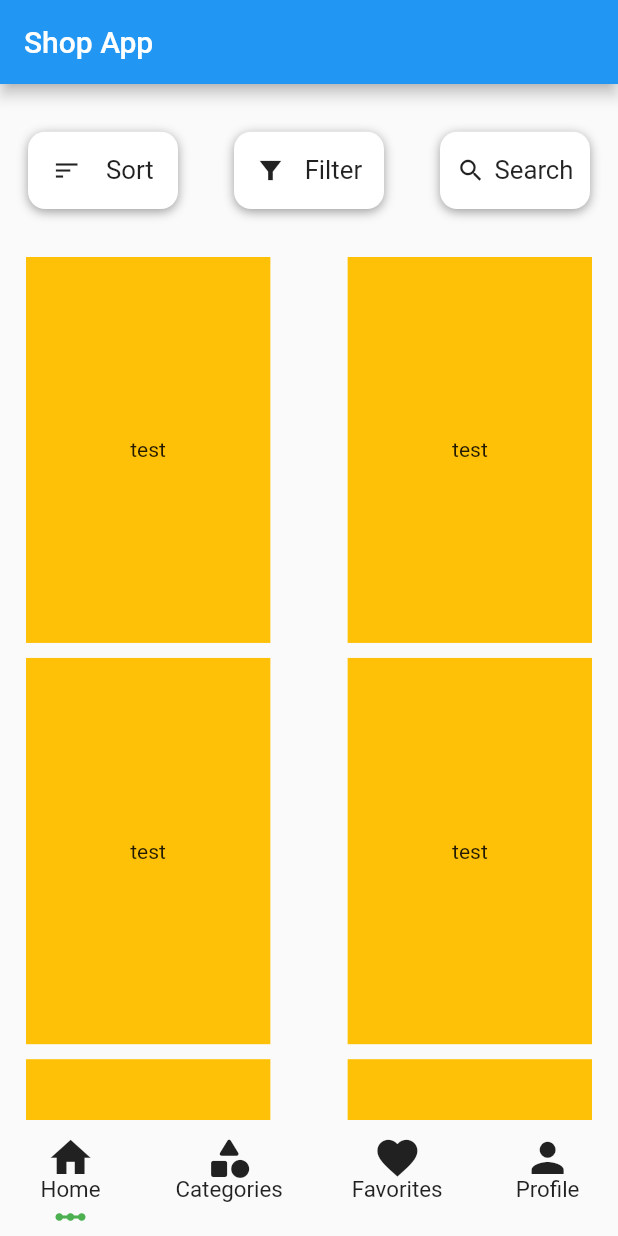
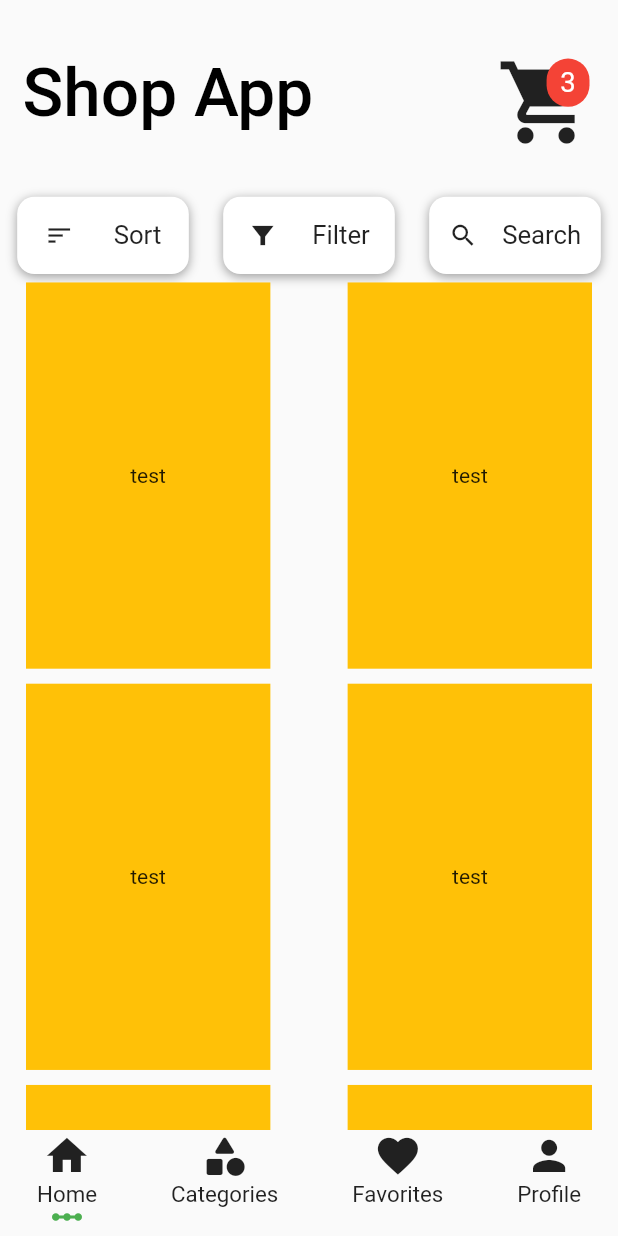
Before and after one commit to erkanoygun/ShopApp, a Flutter app: the screen it shows after launch, on a phone screen of 412 x 824 dp. Run offline on Flutter 3.47's test engine with Material 2 defaults, Android fonts, the phone set to English and light mode, and no system bars; our stand-ins replace flutter_screenutil.

Commit message:
bottomBarItem wripped in gesturededector and filter, search, sort bar height and width revised

```diff
--- a/lib/customs/my_bottom_navigationbar_item.dart
+++ b/lib/customs/my_bottom_navigationbar_item.dart
@@ -5,7 +5,9 @@ class MyBottomNavigationBarItem extends StatelessWidget {
       {super.key,
       this.iconSize = 24,
       this.textSize = 18,
-      required this.isSelect,required this.text,required this.icon});
+      required this.isSelect,
+      required this.text,
+      required this.icon});
   final double iconSize;
   final double textSize;
   final bool isSelect;
@@ -23,18 +25,19 @@ class MyBottomNavigationBarItem extends StatelessWidget {
         children: [
           Padding(
             padding: EdgeInsets.only(bottom: itemBottomPadding),
+            child: GestureDetector(
+              onTap: (){
+                print("Tap Bottom Bar Item");
+              },
               child: Column(
                 crossAxisAlignment: CrossAxisAlignment.center,
                 mainAxisSize: MainAxisSize.max,
                 mainAxisAlignment: MainAxisAlignment.end,
                 children: [
                   Expanded(
-                  child: IconButton(
-                    onPressed: () {},
-                    icon: Icon(
+                    child: Icon(
                       icon,
                       size: iconSize,
-                    ),
                     ),
                   ),
                   Expanded(
@@ -46,10 +49,14 @@ class MyBottomNavigationBarItem extends StatelessWidget {
                 ],
               ),
             ),
+          ),
           Align(
             alignment: FractionalOffset.bottomCenter,
             child: isSelect
-                ? const Icon(Icons.linear_scale_outlined, color: Colors.green,)
+                ? const Icon(
+                    Icons.linear_scale_outlined,
+                    color: Colors.green,
+                  )
                 : const SizedBox(),
           ),
         ],
--- a/lib/main.dart
+++ b/lib/main.dart
@@ -16,6 +16,8 @@ class MyApp extends StatelessWidget {
         return MaterialApp(
           title: 'Shop App',
           theme: ThemeData(
+            appBarTheme: const AppBarTheme(
+                backgroundColor: Colors.transparent, elevation: 0),
             primarySwatch: Colors.blue,
           ),
           home: HomePage(),
--- a/lib/views/HomePage/home_page.dart
+++ b/lib/views/HomePage/home_page.dart
@@ -1,5 +1,6 @@
 import 'package:flutter/material.dart';
 import 'package:flutter_screenutil/flutter_screenutil.dart';
+import 'package:shop_app/views/HomePage/widgets/my_app_bar.dart';
 import '../../customs/my_bottom_navigationbar.dart';
 import '../../customs/my_bottom_navigationbar_item.dart';
 import '../../widgets/filter_cards.dart';
@@ -10,52 +11,39 @@ class HomePage extends StatelessWidget {
   final double gridWievCardSize = ScreenUtil().setHeight(200);
   final double crossAxisSpacing = ScreenUtil().setHeight(40);
   final double bottomBarItemIconSize = ScreenUtil().setHeight(25);
-  final double bottomBarHeight = ScreenUtil().setHeight(60);
+  final double bottomBarHeight = ScreenUtil().setHeight(55);
   final double bottomBarItemTextSize = ScreenUtil().setSp(13);
-
 
   @override
   Widget build(BuildContext context) {
-    // 56 App bar height
     return Scaffold(
       bottomNavigationBar: MyBottomNavigationBar(
         bottomBarHeight: bottomBarHeight,
         bottomBarItem: [
-          MyBottomNavigationBarItem(
-            iconSize: bottomBarItemIconSize,
-            textSize: bottomBarItemTextSize,
+          bottomNavigationBarItem(
               isSelect: true,
-            text: TextConstant.bottomBarItem1,
               icon: Icons.home,
-          ),
-          MyBottomNavigationBarItem(
-            iconSize: bottomBarItemIconSize,
-            textSize: bottomBarItemTextSize,
+              text: TextConstant.bottomBarItem1),
+          bottomNavigationBarItem(
               isSelect: false,
-            text: TextConstant.bottomBarItem2,
               icon: Icons.category_rounded,
-          ),
-          MyBottomNavigationBarItem(
-            iconSize: bottomBarItemIconSize,
-            textSize: bottomBarItemTextSize,
+              text: TextConstant.bottomBarItem2),
+          bottomNavigationBarItem(
               isSelect: false,
-            text: TextConstant.bottomBarItem3,
               icon: Icons.favorite,
-          ),
-          MyBottomNavigationBarItem(
-            iconSize: bottomBarItemIconSize,
-            textSize: bottomBarItemTextSize,
+              text: TextConstant.bottomBarItem3),
+          bottomNavigationBarItem(
               isSelect: false,
-            text: TextConstant.bottomBarItem4,
               icon: Icons.person,
-          ),
+              text: TextConstant.bottomBarItem4),
         ],
-      ),
-      appBar: AppBar(
-        title: const Text(TextConstant.appBarText),
       ),
       body: Column(
         children: [
+          Expanded(
+            flex: 2,
+            child: MyAppBar(),
+          ),
           Expanded(
             flex: 1,
             child: Row(
@@ -77,7 +65,7 @@ class HomePage extends StatelessWidget {
             ),
           ),
           Expanded(
-            flex: 5,
+            flex: 9,
             child: Padding(
               padding: const EdgeInsets.only(left: 15, right: 15).r,
               child: GridView.builder(
@@ -106,4 +94,15 @@ class HomePage extends StatelessWidget {
       ),
     );
   }
+
+  MyBottomNavigationBarItem bottomNavigationBarItem(
+      {required bool isSelect, required String text, required IconData icon}) {
+    return MyBottomNavigationBarItem(
+      iconSize: bottomBarItemIconSize,
+      textSize: bottomBarItemTextSize,
+      isSelect: isSelect,
+      text: text,
+      icon: icon,
+    );
   }
+}
--- /dev/null
+++ b/lib/views/HomePage/widgets/my_app_bar.dart
@@ -0,0 +1,61 @@
+import 'package:flutter/material.dart';
+import 'package:flutter_screenutil/flutter_screenutil.dart';
+import '../constant/text_constant.dart';
+
+class MyAppBar extends StatelessWidget {
+  MyAppBar({super.key});
+  final double shoppingCartItemSizeHeight = ScreenUtil().setHeight(25);
+  final double shoppingCartItemSizeWidth = ScreenUtil().setWidth(25);
+  final double shoppingCartIconSize = 66;
+
+  @override
+  Widget build(BuildContext context) {
+    return Padding(
+      padding: const EdgeInsets.only(top: 35, left: 15, right: 15),
+      child: Row(
+        mainAxisAlignment: MainAxisAlignment.spaceBetween,
+        crossAxisAlignment: CrossAxisAlignment.start,
+        children: [
+          Text(
+            TextConstant.appBarText,
+            style: Theme.of(context).textTheme.headline3!.merge(
+                  const TextStyle(
+                      color: Colors.black, fontWeight: FontWeight.w500),
+                ),
+          ),
+          Stack(
+            children: [
+              Icon(
+                Icons.shopping_cart,
+                size: shoppingCartIconSize,
+              ),
+              Positioned.fill(
+                child: Align(
+                  alignment: Alignment.topRight,
+                  child: Card(
+                    shape: RoundedRectangleBorder(
+                      borderRadius: BorderRadius.circular(100),
+                    ),
+                    elevation: 0,
+                    color: Colors.red,
+                    borderOnForeground: false,
+                    child: SizedBox(
+                      height: shoppingCartItemSizeHeight,
+                      width: shoppingCartItemSizeWidth,
+                      child: Center(
+                        child: Text("3",
+                            style: TextStyle(
+                                fontSize: ScreenUtil().setSp(16),
+                                color: Colors.white)),
+                      ),
+                    ),
+                  ),
+                ),
+              ),
+            ],
+          )
+        ],
+      ),
+    );
+  }
+}
--- a/lib/widgets/filter_cards.dart
+++ b/lib/widgets/filter_cards.dart
@@ -7,15 +7,16 @@ class FitersCard extends StatelessWidget {
   final String text;
   final double borderRadis = 10.0;
   final double blurRadius = 5.0;
-  static final double containerSize = ScreenUtil().setHeight(40);
+  static final double containerHeight = ScreenUtil().setHeight(40);
+  static final double containerWidth = ScreenUtil().setWidth(100);
   static double iconSize = ScreenUtil().setHeight(15);
   static final textSize = ScreenUtil().setSp(15);
 
   @override
   Widget build(BuildContext context) {
     return Container(
-      width: 100,
-      height: containerSize,
+      width: containerWidth,
+      height: containerHeight,
       decoration: BoxDecoration(
         color: Colors.white,
         borderRadius: BorderRadius.all(Radius.circular(borderRadis)).w,
@@ -28,7 +29,7 @@ class FitersCard extends StatelessWidget {
         ],
       ),
       child: Padding(
-        padding: const EdgeInsets.all(8.0),
+        padding: const EdgeInsets.all(5.0),
         child: Row(
           mainAxisAlignment: MainAxisAlignment.spaceAround,
           children: [
```
Lines whose indentation alone changed are shown as unchanged.
